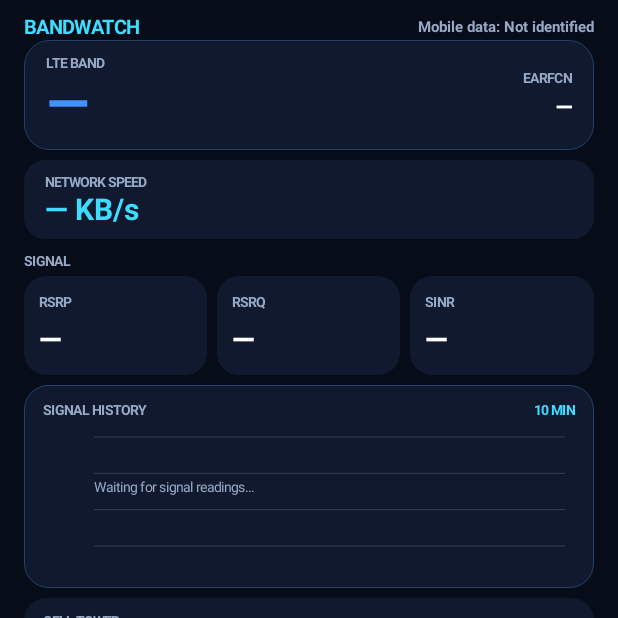
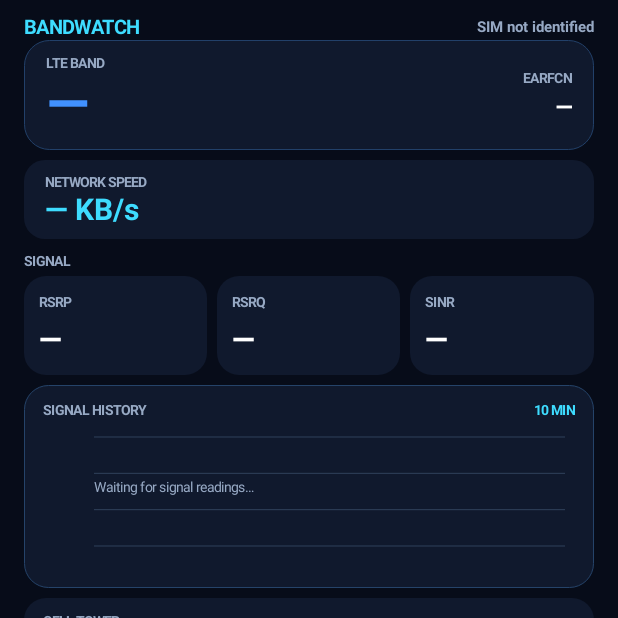
Before and after one commit to justaskaspire/BandWatchLTE7, an Android app: the screen it shows after launch (MainActivity), on a phone screen of 412 x 824 dp, the top half of it. Run offline under Robolectric (Android 15) with nearby library versions, the phone set to English and light mode, and no system bars.

Commit message:
Tighten SIM and speed labels on compact dashboard

```diff
--- a/app/src/main/java/com/justaskaspire/bandwatch/MainActivity.kt
+++ b/app/src/main/java/com/justaskaspire/bandwatch/MainActivity.kt
@@ -420,7 +420,7 @@ class MainActivity : Activity() {
         val accent = if (band == "Band 7") band7Green else band3Blue
         bandValue.text = when (band) { "Band 3" -> "B3"; "Band 7" -> "B7"; else -> "—" }
         bandValue.setTextColor(accent)
-        simValue.text = "Mobile data: ${prefs.getString("active_sim_label", "Not identified") ?: "Not identified"}"
+        simValue.text = prefs.getString("active_sim_label", "SIM not identified") ?: "SIM not identified"
         earfcnValue.text = if (earfcn >= 0) earfcn.toString() else "—"
         val ci = prefs.getInt("tower_ci", Int.MAX_VALUE)
         val pci = prefs.getInt("tower_pci", Int.MAX_VALUE)
```
